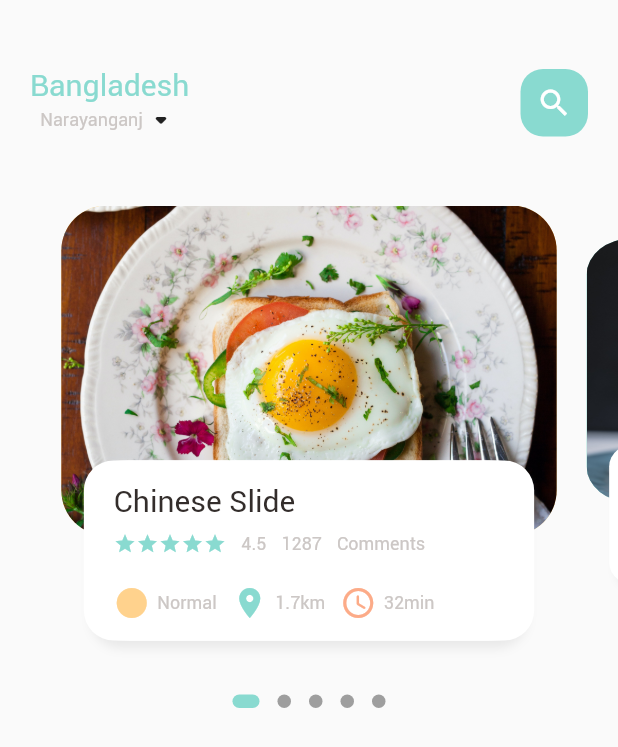
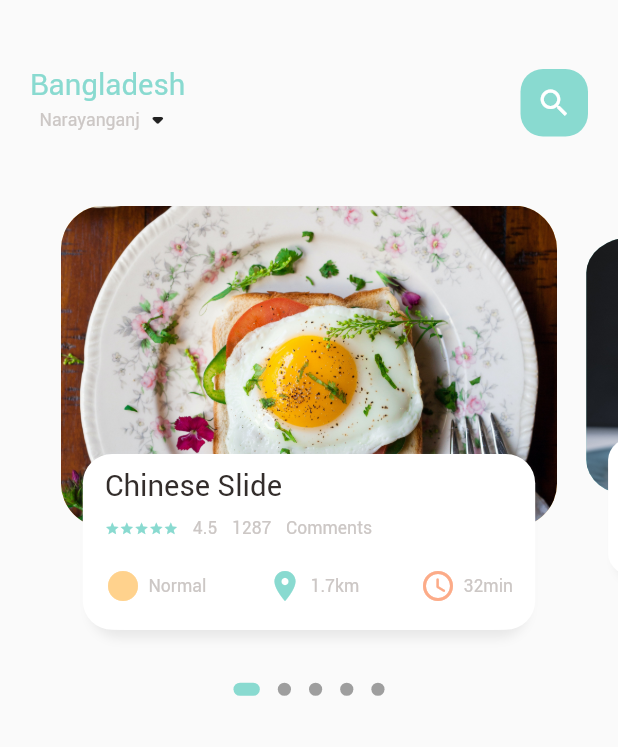
Before and after one commit to khOsman/learing_flutter, a Flutter app: the screen it shows after launch, on a phone screen of 412 x 824 dp. Shown: the top 747 px of the screen. Run offline on Flutter 3.47's test engine with Material 2 defaults, Android fonts, the light colour scheme and no system bars; drawn by our look-alikes of dots_indicator; our stand-ins replace get.

Commit message:
Added dimentions

```diff
--- a/lib/main.dart
+++ b/lib/main.dart
@@ -1,4 +1,5 @@
 import 'package:flutter/material.dart';
+import 'package:get/get_navigation/src/root/get_material_app.dart';
 import 'package:learing_flutter/home/main_food_page.dart';
 
 void main() {
@@ -11,7 +12,7 @@ class MyApp extends StatelessWidget {
   // This widget is the root of your application.
   @override
   Widget build(BuildContext context) {
-    return MaterialApp(
+    return GetMaterialApp(
       debugShowCheckedModeBanner: false,
       title: 'Flutter Demo',
       theme: ThemeData(
--- /dev/null
+++ b/lib/utils/dimensions.dart
@@ -0,0 +1,29 @@
+import 'package:get/get.dart';
+
+class Dimensions {
+  static double screenHeight = Get.context!.height;
+  static double screenWidth = Get.context!.width;
+
+  //Finding factors for responsive component size
+  // Height/componentHeight = factor
+  //844/320=2.64
+  static double pageView = screenHeight / 2.64;
+  static double pageViewContainer = screenHeight / 3.84;
+  static double pageViewTextContainer = screenHeight / 7.83;
+
+  static double dotSize9 = screenHeight / 93.78;
+  static double dotSize18 = screenHeight / 46.89;
+
+  static double borderRadius5 = screenHeight / 168.8;
+  static double borderRadius20 = screenHeight / 42.2;
+  static double borderRadius30 = screenHeight / 28.13;
+
+  static double height10 = screenHeight / 84.4;
+  static double height15 = screenHeight / 84.4;
+  static double height20 = screenHeight / 42.2;
+  static double height30 = screenHeight / 28.13;
+  static double height120 = screenHeight / 7.03;
+
+  static double fontSize12 = screenHeight / 70.33;
+  static double fontSize20 = screenHeight / 42.2;
+}
--- a/lib/widgets/big_text.dart
+++ b/lib/widgets/big_text.dart
@@ -1,4 +1,5 @@
 import 'package:flutter/cupertino.dart';
+import 'package:learing_flutter/utils/dimensions.dart';
 
 class BigText extends StatelessWidget {
   Color? color;
@@ -9,7 +10,7 @@ class BigText extends StatelessWidget {
       {Key? key,
       this.color = const Color(0xFF89dad0),
       required this.text,
-      this.size = 20,
+      this.size = 0,
       this.overflow = TextOverflow.ellipsis})
       : super(key: key);
 
@@ -22,7 +23,7 @@ class BigText extends StatelessWidget {
       style: TextStyle(
         color: color,
         fontFamily: 'Roboto',
-        fontSize: size,
+        fontSize: size == 0 ? Dimensions.fontSize20 : size,
         fontWeight: FontWeight.w400,
       ),
     );
--- a/lib/widgets/food_page_body.dart
+++ b/lib/widgets/food_page_body.dart
@@ -2,6 +2,7 @@ import 'package:dots_indicator/dots_indicator.dart';
 import 'package:flutter/cupertino.dart';
 import 'package:flutter/material.dart';
 import 'package:learing_flutter/utils/colors.dart';
+import 'package:learing_flutter/utils/dimensions.dart';
 import 'package:learing_flutter/widgets/big_text.dart';
 import 'package:learing_flutter/widgets/icon_and_text_widget.dart';
 import 'package:learing_flutter/widgets/small_text.dart';
@@ -16,7 +17,7 @@ class FoodPageBody extends StatefulWidget {
 class _FoodPageBodyState extends State<FoodPageBody> {
   var _currPageValue = 0.0;
   double _scaleFactor = 0.8;
-  var _height = 220;
+  var _height = Dimensions.pageViewContainer;
   PageController pageController = PageController(viewportFraction: 0.85);
 
   @override
@@ -40,7 +41,7 @@ class _FoodPageBodyState extends State<FoodPageBody> {
     return Column(children: [
       Container(
         // color: Colors.redAccent,
-        height: 320,
+        height: Dimensions.pageView,
         child: PageView.builder(
           controller: pageController,
           itemCount: 5,
@@ -54,10 +55,10 @@ class _FoodPageBodyState extends State<FoodPageBody> {
         position: _currPageValue,
         decorator: DotsDecorator(
           activeColor: AppColors.mainColor,
-          size: const Size.square(9.0),
-          activeSize: const Size(18.0, 9.0),
-          activeShape:
-              RoundedRectangleBorder(borderRadius: BorderRadius.circular(5.0)),
+          size: Size.square(Dimensions.dotSize9),
+          activeSize: Size(Dimensions.dotSize18, Dimensions.dotSize9),
+          activeShape: RoundedRectangleBorder(
+              borderRadius: BorderRadius.circular(Dimensions.borderRadius5)),
         ),
       )
     ]);
@@ -95,10 +96,11 @@ class _FoodPageBodyState extends State<FoodPageBody> {
       child: Stack(
         children: [
           Container(
-            height: 220,
-            margin: EdgeInsets.only(left: 10, right: 10),
+            height: Dimensions.pageViewContainer,
+            margin: EdgeInsets.only(
+                left: Dimensions.height10, right: Dimensions.height10),
             decoration: BoxDecoration(
-              borderRadius: BorderRadius.circular(30),
+              borderRadius: BorderRadius.circular(Dimensions.borderRadius30),
               color:
                   index % 2 == 0 ? AppColors.yellowColor : AppColors.mainColor,
               image: DecorationImage(
@@ -110,14 +112,15 @@ class _FoodPageBodyState extends State<FoodPageBody> {
           Align(
             alignment: Alignment.bottomCenter,
             child: Container(
-              height: 120,
+              height: Dimensions.height120,
               margin: EdgeInsets.only(
-                left: 30,
-                right: 30,
-                bottom: 30,
+                left: Dimensions.height30,
+                right: Dimensions.height30,
+                bottom: Dimensions.height30,
               ),
               decoration: BoxDecoration(
-                  borderRadius: BorderRadius.circular(20),
+                  borderRadius:
+                      BorderRadius.circular(Dimensions.borderRadius20),
                   color: Colors.white,
                   boxShadow: [
                     BoxShadow(
@@ -136,9 +139,9 @@ class _FoodPageBodyState extends State<FoodPageBody> {
                   ]),
               child: Container(
                 padding: EdgeInsets.only(
-                  top: 15,
-                  left: 15,
-                  right: 15,
+                  top: Dimensions.height15,
+                  left: Dimensions.height15,
+                  right: Dimensions.height15,
                 ),
                 child: Column(
                   crossAxisAlignment: CrossAxisAlignment.start,
@@ -147,7 +150,7 @@ class _FoodPageBodyState extends State<FoodPageBody> {
                       text: "Chinese Slide",
                       color: AppColors.mainBlackColor,
                     ),
-                    SizedBox(height: 10),
+                    SizedBox(height: Dimensions.height10),
                     Row(
                       children: [
                         Wrap(
@@ -156,32 +159,31 @@ class _FoodPageBodyState extends State<FoodPageBody> {
                               (index) => Icon(
                                     Icons.star,
                                     color: AppColors.mainColor,
-                                    size: 15,
+                                    size: Dimensions.height15,
                                   )),
                         ),
-                        SizedBox(width: 10),
+                        SizedBox(width: Dimensions.height10),
                         SmallText(text: "4.5"),
-                        SizedBox(width: 10),
+                        SizedBox(width: Dimensions.height10),
                         SmallText(text: "1287"),
-                        SizedBox(width: 10),
+                        SizedBox(width: Dimensions.height10),
                         SmallText(text: "Comments")
                       ],
                     ),
-                    SizedBox(height: 20),
+                    SizedBox(height: Dimensions.height20),
                     Row(
+                      mainAxisAlignment: MainAxisAlignment.spaceBetween,
                       children: [
                         IconAndTextWidget(
                           icon: Icons.circle_sharp,
                           text: "Normal",
                           iconColor: AppColors.iconColor1,
                         ),
-                        SizedBox(width: 10),
                         IconAndTextWidget(
                           icon: Icons.location_on,
                           text: "1.7km",
                           iconColor: AppColors.mainColor,
                         ),
-                        SizedBox(width: 10),
                         IconAndTextWidget(
                           icon: Icons.access_time_rounded,
                           text: "32min",
--- a/lib/widgets/small_text.dart
+++ b/lib/widgets/small_text.dart
@@ -1,4 +1,5 @@
 import 'package:flutter/cupertino.dart';
+import 'package:learing_flutter/utils/dimensions.dart';
 
 class SmallText extends StatelessWidget {
   Color? color;
@@ -9,7 +10,7 @@ class SmallText extends StatelessWidget {
       {Key? key,
       this.color = const Color(0xFFccc7c5),
       required this.text,
-      this.size = 12,
+      this.size = 0,
       this.height = 1.2})
       : super(key: key);
 
@@ -20,7 +21,7 @@ class SmallText extends StatelessWidget {
       style: TextStyle(
         color: color,
         fontFamily: 'Roboto',
-        fontSize: size,
+        fontSize: size == 0 ? Dimensions.fontSize12 : size,
         height: height,
       ),
     );
```
